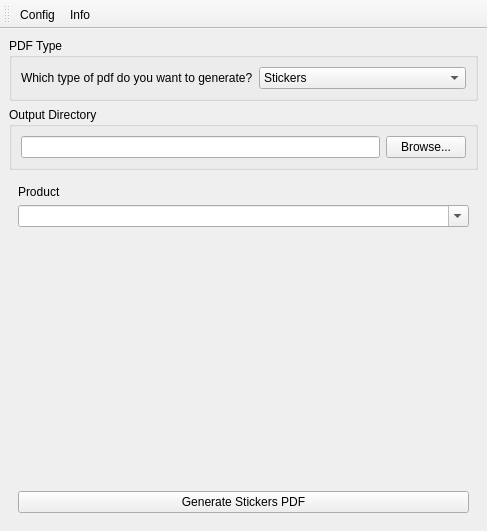
Above: modules/main.ui from greflm13/grocycode-printpage before the change. Below: the same form after it.
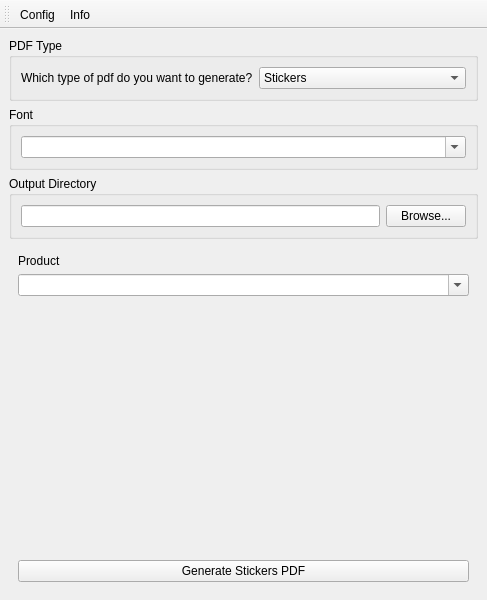
That is the form after the change.

Commit message: fixed font selection (at least on linux)

Diff of the .ui file:
```diff
--- a/modules/main.ui
+++ b/modules/main.ui
@@ -7,7 +7,7 @@
     <x>0</x>
     <y>0</y>
     <width>487</width>
-    <height>437</height>
+    <height>445</height>
    </rect>
   </property>
   <property name="windowTitle">
@@ -45,6 +45,22 @@
       </layout>
      </widget>
     </item>
+    <item>
+     <widget class="QGroupBox" name="fontGroup">
+      <property name="title">
+       <string>Font</string>
+      </property>
+      <layout class="QVBoxLayout" name="verticalLayout">
+       <item>
+        <widget class="QFontComboBox" name="fontComboBox">
+         <property name="currentText">
+          <string notr="true"/>
+         </property>
+        </widget>
+       </item>
+      </layout>
+     </widget>
+    </item>
     <item>
      <widget class="QGroupBox" name="outputGroup">
       <property name="title">
```
The commit also changes 9 other files.
